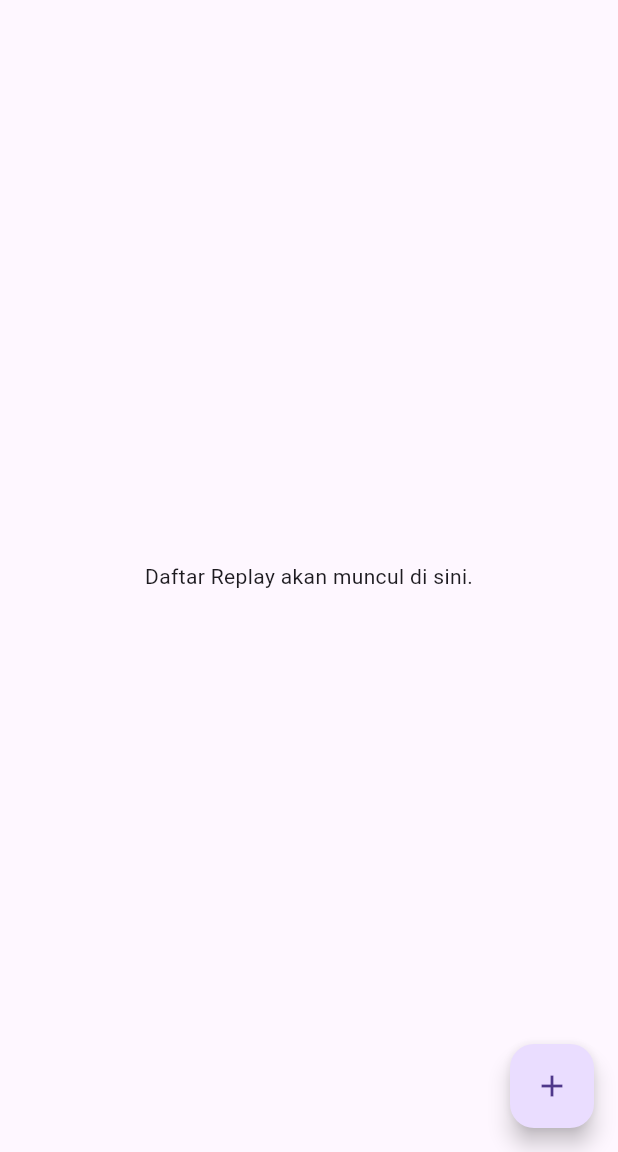
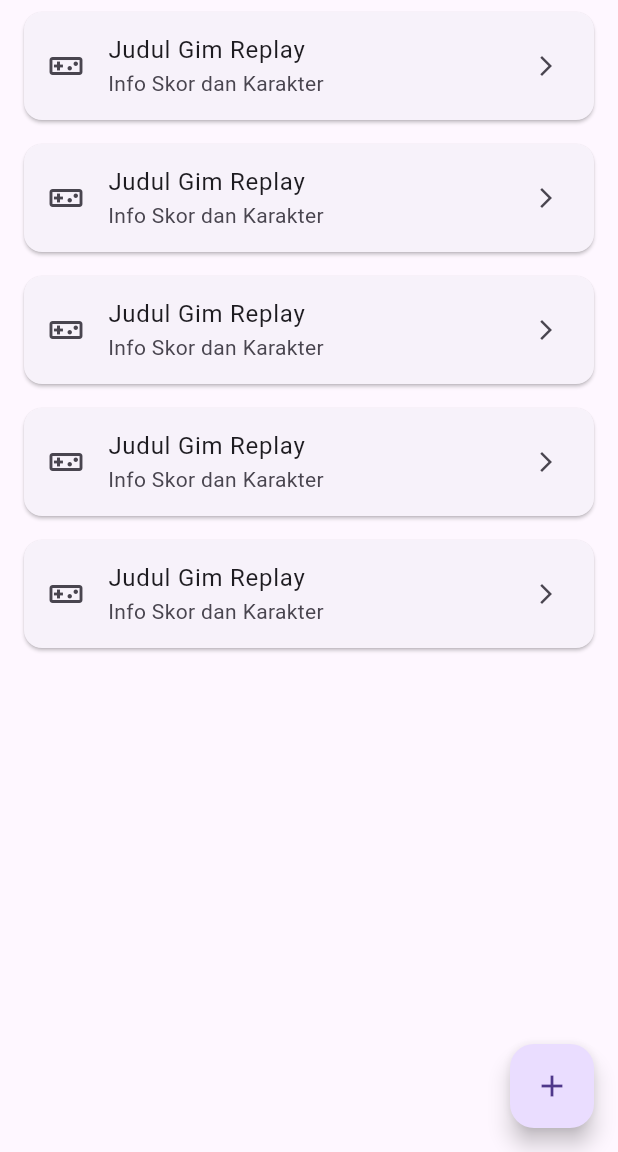
Before and after one commit to tnmrks/touhou_replay_manager, a Flutter app: the screen it shows once a user with an empty profile is signed in, on a phone screen of 412 x 824 dp, the part 84-1236 px from its top. Run offline on Flutter 3.47's test engine with Material 3 defaults, Android fonts, the phone set to English and light mode, and no system bars; our stand-ins replace firebase_auth, firebase_core; accounts and stored records are empty.

Commit message:
feat: design home page UI with dummy list

```diff
--- a/lib/home_page.dart
+++ b/lib/home_page.dart
@@ -1,10 +1,16 @@
 import 'package:firebase_auth/firebase_auth.dart';
 import 'package:flutter/material.dart';
 import 'add_replay_page.dart';
+import 'replay_card.dart';
 
-class HomePage extends StatelessWidget {
+class HomePage extends StatefulWidget {
   const HomePage({super.key});
 
+  @override
+  State<HomePage> createState() => _HomePageState();
+}
+
+class _HomePageState extends State<HomePage> {
   @override
   Widget build(BuildContext context) {
     return Scaffold(
@@ -23,8 +29,11 @@ class HomePage extends StatelessWidget {
           ),
         ],
       ),
-      body: const Center(
-        child: Text('Daftar Replay akan muncul di sini.'),
+      body: ListView.builder(
+  itemCount: 5, // Kita buat 5 item tiruan
+  itemBuilder: (context, index) {
+    return const ReplayCard();
+  },
       ),
       floatingActionButton: FloatingActionButton(
         onPressed: () {
--- /dev/null
+++ b/lib/replay_card.dart
@@ -0,0 +1,21 @@
+import 'package:flutter/material.dart';
+
+class ReplayCard extends StatelessWidget {
+  const ReplayCard({super.key});
+
+  @override
+  Widget build(BuildContext context) {
+    return Card(
+      margin: const EdgeInsets.symmetric(vertical: 8, horizontal: 16),
+      child: ListTile(
+        leading: const Icon(Icons.videogame_asset_outlined),
+        title: const Text('Judul Gim Replay'),
+        subtitle: const Text('Info Skor dan Karakter'),
+        trailing: const Icon(Icons.arrow_forward_ios, size: 16),
+        onTap: () {
+          // Aksi saat item di-klik
+        },
+      ),
+    );
+  }
+}
```
